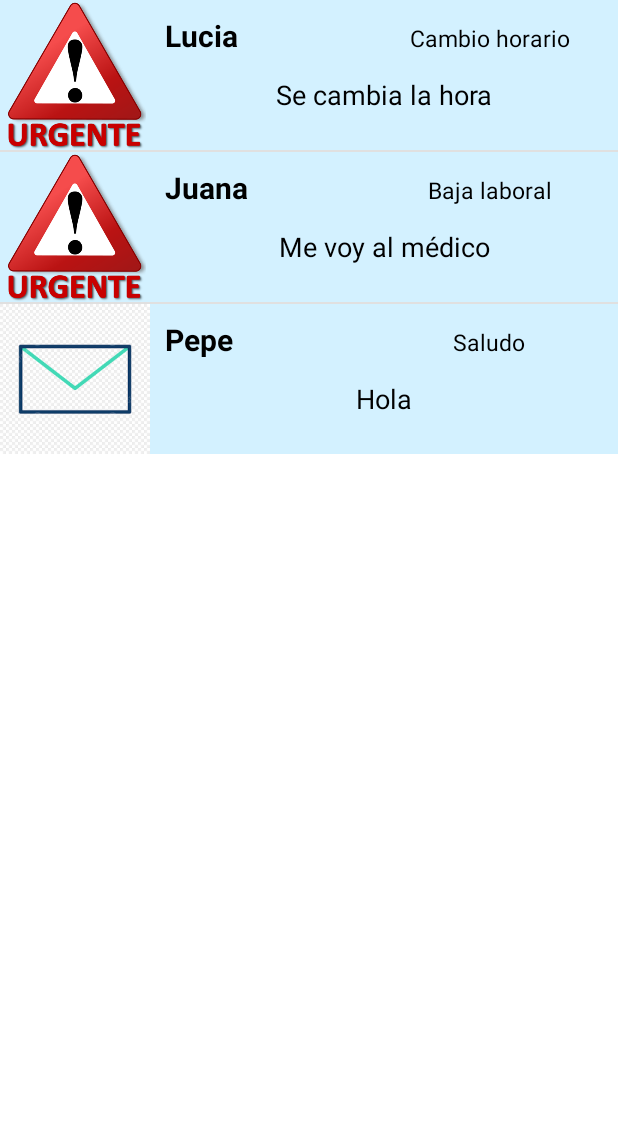
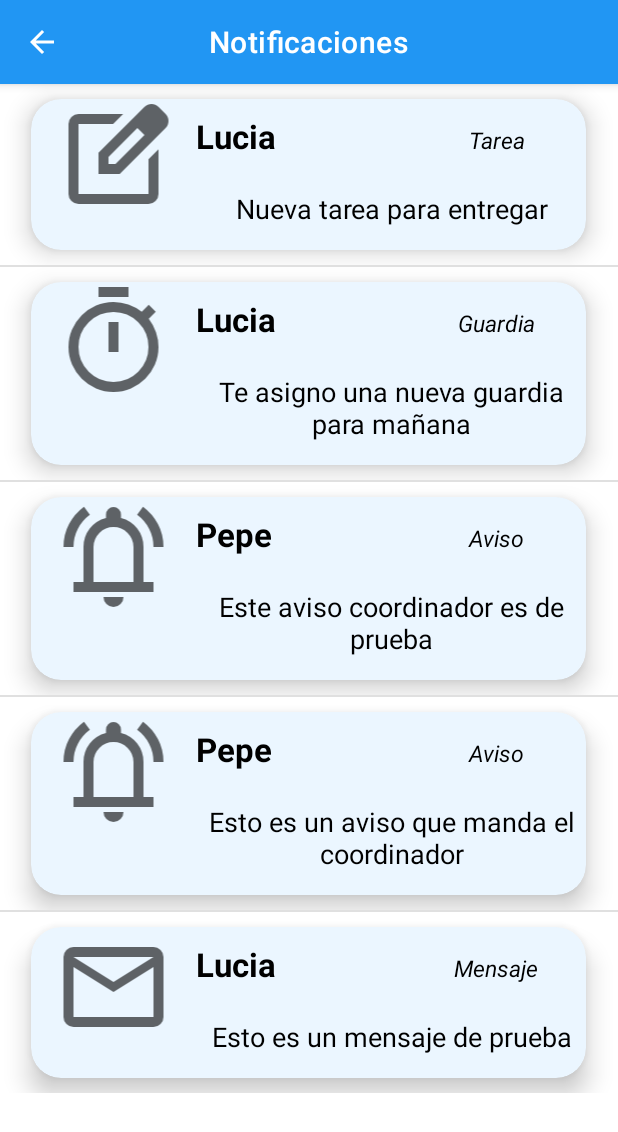
Before and after one commit to Juana1105/GestionCentroDocente, an Android app: the PantallaNotificaciones screen opened directly, with no data from a screen before it, on a phone screen of 412 x 824 dp. Shown: the top 1132 px of the screen. Run offline under Robolectric (Android 15) with nearby library versions, the phone set to English and light mode, and no system bars.

Commit message:
cambio card de notificaciones, comienzo con fijar tareas administrativas por JE

```diff
--- a/app/src/main/java/com/example/gestioncentrodocente/Adaptador.java
+++ b/app/src/main/java/com/example/gestioncentrodocente/Adaptador.java
@@ -34,12 +34,12 @@ public class Adaptador extends ArrayAdapter<Notificacion> {
 
         ImageView imagen =(ImageView) elemento.findViewById(R.id.imagenNotificacionLista);
         TextView textoNombreEmisor= (TextView) elemento.findViewById(R.id.textViewEmisor);
-        TextView textoAsunto= (TextView) elemento.findViewById(R.id.textViewAsunto);
+        TextView textoAsunto= (TextView) elemento.findViewById(R.id.tipoNotificacionCard);
         TextView textoMensaje=(TextView) elemento.findViewById(R.id.textViewMensaje);
 
         imagen.setImageResource(lista.get(position).getFoto());
         textoNombreEmisor.setText(lista.get(position).getNombreEmisor());
-        textoAsunto.setText(lista.get(position).getAsunto());
+        textoAsunto.setText(lista.get(position).getTipoNotificacion());
         textoMensaje.setText(lista.get(position).getMensaje());
 
 
--- a/app/src/main/java/com/example/gestioncentrodocente/Notificacion.java
+++ b/app/src/main/java/com/example/gestioncentrodocente/Notificacion.java
@@ -3,15 +3,15 @@ package com.example.gestioncentrodocente;
 public class Notificacion {
 
     String nombreEmisor;
-    String asunto;
+    String tipoNotificacion;
     String mensaje;
     int foto;
     public Notificacion(){
 
     }
-    public Notificacion(String nombreEmisor, String asunto, String mensaje, int foto) {
+    public Notificacion(String nombreEmisor, String tipoNotificacion, String mensaje, int foto) {
         this.nombreEmisor = nombreEmisor;
-        this.asunto= asunto;
+        this.tipoNotificacion = tipoNotificacion;
         this.mensaje=mensaje;
         this.foto=foto;
     }
@@ -25,12 +25,12 @@ public class Notificacion {
     }
 
 
-    public String getAsunto() {
-        return asunto;
+    public String getTipoNotificacion() {
+        return tipoNotificacion;
     }
 
-    public void setAsunto(String asunto) {
-        this.asunto = asunto;
+    public void setTipoNotificacion(String tipoNotificacion) {
+        this.tipoNotificacion = tipoNotificacion;
     }
 
     public String getMensaje() {
--- a/app/src/main/java/com/example/gestioncentrodocente/PantallaNotificaciones.java
+++ b/app/src/main/java/com/example/gestioncentrodocente/PantallaNotificaciones.java
@@ -17,9 +17,11 @@ public class PantallaNotificaciones extends AppCompatActivity {
 
 
         ArrayList<Notificacion> listaNotificaciones=new ArrayList<>();
-        listaNotificaciones.add(new Notificacion("Lucia","Cambio horario","Se cambia la hora", R.drawable.urgente));
-        listaNotificaciones.add(new Notificacion("Juana","Baja laboral","Me voy al médico", R.drawable.urgente));
-        listaNotificaciones.add(new Notificacion("Pepe","Saludo","Hola", R.drawable.normal));
+        listaNotificaciones.add(new Notificacion("Lucia","Tarea","Nueva tarea para entregar", R.drawable.gestionar_tareas));
+        listaNotificaciones.add(new Notificacion("Lucia","Guardia","Te asigno una nueva guardia para mañana", R.drawable.guardias));
+        listaNotificaciones.add(new Notificacion("Pepe","Aviso","Este aviso coordinador es de prueba", R.drawable.aviso_coordinador));
+        listaNotificaciones.add(new Notificacion("Pepe","Aviso","Esto es un aviso que manda el coordinador", R.drawable.aviso_coordinador));
+        listaNotificaciones.add(new Notificacion("Lucia","Mensaje","Esto es un mensaje de prueba", R.drawable.mail));
 
         ListView vistaLista=(ListView) findViewById(R.id.listadoNotificaciones);
 
--- /dev/null
+++ b/app/src/main/res/drawable/aviso_coordinador.xml
@@ -0,0 +1,10 @@
+<vector xmlns:android="http://schemas.android.com/apk/res/android"
+    android:width="24dp"
+    android:height="24dp"
+    android:viewportWidth="960"
+    android:viewportHeight="960"
+    android:tint="?attr/colorControlNormal">
+  <path
+      android:fillColor="@android:color/white"
+      android:pathData="M80,400Q80,300 124.5,216.5Q169,133 244,78L291,142Q231,186 195.5,253Q160,320 160,400L80,400ZM800,400Q800,320 764.5,253Q729,186 669,142L716,78Q791,133 835.5,216.5Q880,300 880,400L800,400ZM160,760L160,680L240,680L240,400Q240,317 290,252.5Q340,188 420,168L420,140Q420,115 437.5,97.5Q455,80 480,80Q505,80 522.5,97.5Q540,115 540,140L540,168Q620,188 670,252.5Q720,317 720,400L720,680L800,680L800,760L160,760ZM480,460L480,460L480,460L480,460Q480,460 480,460Q480,460 480,460Q480,460 480,460Q480,460 480,460ZM480,880Q447,880 423.5,856.5Q400,833 400,800L560,800Q560,833 536.5,856.5Q513,880 480,880ZM320,680L640,680L640,400Q640,334 593,287Q546,240 480,240Q414,240 367,287Q320,334 320,400L320,680Z"/>
+</vector>
--- /dev/null
+++ b/app/src/main/res/drawable/gestionar_tareas.xml
@@ -0,0 +1,10 @@
+<vector xmlns:android="http://schemas.android.com/apk/res/android"
+    android:width="24dp"
+    android:height="24dp"
+    android:viewportWidth="960"
+    android:viewportHeight="960"
+    android:tint="?attr/colorControlNormal">
+  <path
+      android:fillColor="@android:color/white"
+      android:pathData="M200,840Q167,840 143.5,816.5Q120,793 120,760L120,200Q120,167 143.5,143.5Q167,120 200,120L557,120L477,200L200,200Q200,200 200,200Q200,200 200,200L200,760Q200,760 200,760Q200,760 200,760L760,760Q760,760 760,760Q760,760 760,760L760,482L840,402L840,760Q840,793 816.5,816.5Q793,840 760,840L200,840ZM480,480Q480,480 480,480Q480,480 480,480L480,480Q480,480 480,480Q480,480 480,480L480,480L480,480L480,480L480,480L480,480L480,480Q480,480 480,480Q480,480 480,480L480,480ZM360,600L360,430L727,63Q739,51 754,45Q769,39 784,39Q800,39 814.5,45Q829,51 841,63L897,120Q908,132 914,146.5Q920,161 920,176Q920,191 914.5,205.5Q909,220 897,232L530,600L360,600ZM841,176L841,176L785,120L785,120L841,176ZM440,520L496,520L728,288L700,260L671,232L440,463L440,520ZM700,260L671,232L671,232L700,260L728,288L728,288L700,260Z"/>
+</vector>
--- /dev/null
+++ b/app/src/main/res/drawable/guardias.xml
@@ -0,0 +1,10 @@
+<vector xmlns:android="http://schemas.android.com/apk/res/android"
+    android:width="24dp"
+    android:height="24dp"
+    android:viewportWidth="960"
+    android:viewportHeight="960"
+    android:tint="?attr/colorControlNormal">
+  <path
+      android:fillColor="@android:color/white"
+      android:pathData="M360,120L360,40L600,40L600,120L360,120ZM440,560L520,560L520,320L440,320L440,560ZM480,880Q406,880 340.5,851.5Q275,823 226,774Q177,725 148.5,659.5Q120,594 120,520Q120,446 148.5,380.5Q177,315 226,266Q275,217 340.5,188.5Q406,160 480,160Q542,160 599,180Q656,200 706,238L762,182L818,238L762,294Q800,344 820,401Q840,458 840,520Q840,594 811.5,659.5Q783,725 734,774Q685,823 619.5,851.5Q554,880 480,880ZM480,800Q596,800 678,718Q760,636 760,520Q760,404 678,322Q596,240 480,240Q364,240 282,322Q200,404 200,520Q200,636 282,718Q364,800 480,800ZM480,520Q480,520 480,520Q480,520 480,520Q480,520 480,520Q480,520 480,520Q480,520 480,520Q480,520 480,520Q480,520 480,520Q480,520 480,520Z"/>
+</vector>
--- a/app/src/main/res/layout/activity_pantalla_notificaciones.xml
+++ b/app/src/main/res/layout/activity_pantalla_notificaciones.xml
@@ -7,6 +7,16 @@
     android:layout_height="match_parent"
     android:orientation="vertical"
     tools:context=".PantallaNotificaciones">
+
+    <com.google.android.material.appbar.MaterialToolbar
+        android:id="@+id/encabezadoRegistro"
+        style="@style/Widget.MaterialComponents.Toolbar.Primary"
+        android:layout_width="match_parent"
+        android:layout_height="wrap_content"
+        android:background="@color/blue"
+        app:title="@string/notificaciones"
+        app:titleCentered="true"
+        app:navigationIcon="@drawable/arrow_back"/>
 
     <ListView
         android:id="@+id/listadoNotificaciones"
--- a/app/src/main/res/layout/activity_pantalla_principal.xml
+++ b/app/src/main/res/layout/activity_pantalla_principal.xml
@@ -30,19 +30,19 @@
                 android:gravity="start|center">
                 <TextView
                     android:id="@+id/notificaciones"
-                        android:layout_width="150dp"
+                    android:layout_width="140dp"
                     android:layout_height="wrap_content"
                     android:text="@string/notificaciones"
-                        android:textSize="18sp"
+                    android:textSize="19sp"
                     android:textColor="@color/black"
-                        android:textAlignment="center"
+                    android:textAlignment="textEnd"
                     >
                 </TextView>
                     <ImageView
                         android:id="@+id/imagenNotificaciones"
-                        android:layout_width="50dp"
-                        android:layout_height="50dp"
-                        android:src="@android:drawable/ic_dialog_email"
+                        android:layout_width="70dp"
+                        android:layout_height="65dp"
+                        android:src="@drawable/mail_image"
                         android:scaleType="fitCenter">
                     </ImageView>
             </LinearLayout>
--- a/app/src/main/res/layout/activity_pantalla_principal_coordinador.xml
+++ b/app/src/main/res/layout/activity_pantalla_principal_coordinador.xml
@@ -27,19 +27,19 @@
         android:gravity="start|center">
         <TextView
             android:id="@+id/notificaciones"
-            android:layout_width="150dp"
+            android:layout_width="140dp"
             android:layout_height="wrap_content"
             android:text="@string/notificaciones"
-            android:textSize="18sp"
+            android:textSize="19sp"
             android:textColor="@color/black"
-            android:textAlignment="center"
+            android:textAlignment="textEnd"
             >
         </TextView>
         <ImageView
             android:id="@+id/imagenNotificaciones"
-            android:layout_width="50dp"
-            android:layout_height="50dp"
-            android:src="@android:drawable/ic_dialog_email"
+            android:layout_width="70dp"
+            android:layout_height="65dp"
+            android:src="@drawable/mail_image"
             android:scaleType="fitCenter">
         </ImageView>
     </LinearLayout>
--- a/app/src/main/res/layout/activity_pantalla_principal_jestudios.xml
+++ b/app/src/main/res/layout/activity_pantalla_principal_jestudios.xml
@@ -28,18 +28,18 @@
         android:gravity="start|center">
         <TextView
             android:id="@+id/notificaciones"
-            android:layout_width="150dp"
+            android:layout_width="140dp"
             android:layout_height="wrap_content"
             android:text="@string/notificaciones"
-            android:textSize="18sp"
+            android:textSize="19sp"
             android:textColor="@color/black"
-            android:textAlignment="center"
+            android:textAlignment="textEnd"
             >
         </TextView>
         <ImageView
             android:id="@+id/imagenNotificaciones"
-            android:layout_width="50dp"
-            android:layout_height="50dp"
+            android:layout_width="70dp"
+            android:layout_height="65dp"
             android:src="@drawable/mail_image"
             android:scaleType="fitCenter">
         </ImageView>
--- a/app/src/main/res/layout/elemento_lista.xml
+++ b/app/src/main/res/layout/elemento_lista.xml
@@ -1,21 +1,46 @@
 <?xml version="1.0" encoding="utf-8"?>
-<LinearLayout
+<androidx.constraintlayout.widget.ConstraintLayout
     android:id="@+id/linearPadreElementosLista"
     xmlns:android="http://schemas.android.com/apk/res/android"
     android:layout_width="match_parent"
     android:layout_height="wrap_content"
-    android:orientation="horizontal"
-    android:background="#D3F1FF"
+    xmlns:app="http://schemas.android.com/apk/res-auto"
     >
     <!--4 atributos del alumno-->
 
+    <ScrollView
+        android:layout_width="match_parent"
+        android:layout_height="match_parent">
+
+        <androidx.cardview.widget.CardView
+            android:id="@+id/contenedorCard"
+            android:layout_width="370dp"
+            android:layout_height="wrap_content"
+            android:layout_marginBottom="10dp"
+            android:layout_marginTop="10dp"
+            app:cardCornerRadius="20dp"
+            app:cardElevation="10dp"
+            android:layout_gravity="center"
+            android:clickable="true"
+            android:focusable="true"
+            android:backgroundTint="#EBF6FF">
+
+            <LinearLayout
+                android:id="@+id/contenedorSeccionesCard"
+                android:layout_width="match_parent"
+                android:layout_height="wrap_content"
+                android:orientation="horizontal">
+
+
+
+
                 <ImageView
                     android:id="@+id/imagenNotificacionLista"
-        android:layout_width="100dp"
-        android:layout_height="100dp"
-        android:layout_gravity="center"
+                    android:layout_width="110dp"
+                    android:layout_height="80dp"
                     android:src="@android:drawable/ic_dialog_email"
-        android:scaleType="fitCenter">
+                    android:scaleType="fitCenter"
+                    android:textAlignment="center">
                 </ImageView>
 
                 <LinearLayout
@@ -23,17 +48,13 @@
                     android:layout_width="match_parent"
                     android:layout_height="wrap_content"
                     android:orientation="vertical"
-
-
                     >
                     <LinearLayout
                         android:id="@+id/SubLinear1"
                         android:layout_width="match_parent"
-            android:layout_height="25dp"
+                        android:layout_height="35dp"
                         android:orientation="horizontal"
                         android:layout_marginTop="10dp"
-            android:layout_marginLeft="10dp"
-            android:layout_marginRight="10dp"
                         >
                     <TextView
 
@@ -41,20 +62,20 @@
                         android:text="@string/emisor"
                         android:textColor="@color/black"
                         android:layout_width="130dp"
-
-            android:textSize="20sp"
+                        android:textSize="22sp"
                         android:layout_height="wrap_content"
                         android:textStyle="bold">
                     </TextView>
 
                         <TextView
-                android:id="@+id/textViewAsunto"
+                            android:id="@+id/tipoNotificacionCard"
                             android:layout_width="match_parent"
-                android:layout_height="20dp"
-                android:textAlignment="center"
-                android:text="@string/asunto"
+                            android:layout_height="match_parent"
+                            android:gravity="center"
+                            android:text="@string/tipoNotificacionCard"
                             android:layout_marginLeft="10dp"
                             android:textColor="@color/black"
+                            android:textStyle="italic"
                             android:textSize="15dp"></TextView>
 
 
@@ -70,11 +91,16 @@
                     android:textColor="@color/black"
                     android:text="@string/mensaje"
                     android:layout_width="match_parent"
+                    android:layout_height="wrap_content"
                     android:textAlignment="center"
                     android:layout_marginTop="15dp"
-        android:layout_height="wrap_content"
+                    android:layout_marginBottom="15dp"
                     >
                 </TextView>
                 </LinearLayout>
 
+
             </LinearLayout>
+        </androidx.cardview.widget.CardView>
+    </ScrollView>
+</androidx.constraintlayout.widget.ConstraintLayout>
--- a/app/src/main/res/values/strings.xml
+++ b/app/src/main/res/values/strings.xml
@@ -85,4 +85,5 @@
     <string name="nombre">Nombre</string>
     <string name="GPcriteriosComunes">Criterios Comunes</string>
     <string name="GPcriteriosEspe">Criterios Específicos</string>
+    <string name="tipoNotificacionCard">Tipo Notificacion</string>
 </resources>
```
Lines whose indentation alone changed are shown as unchanged.
